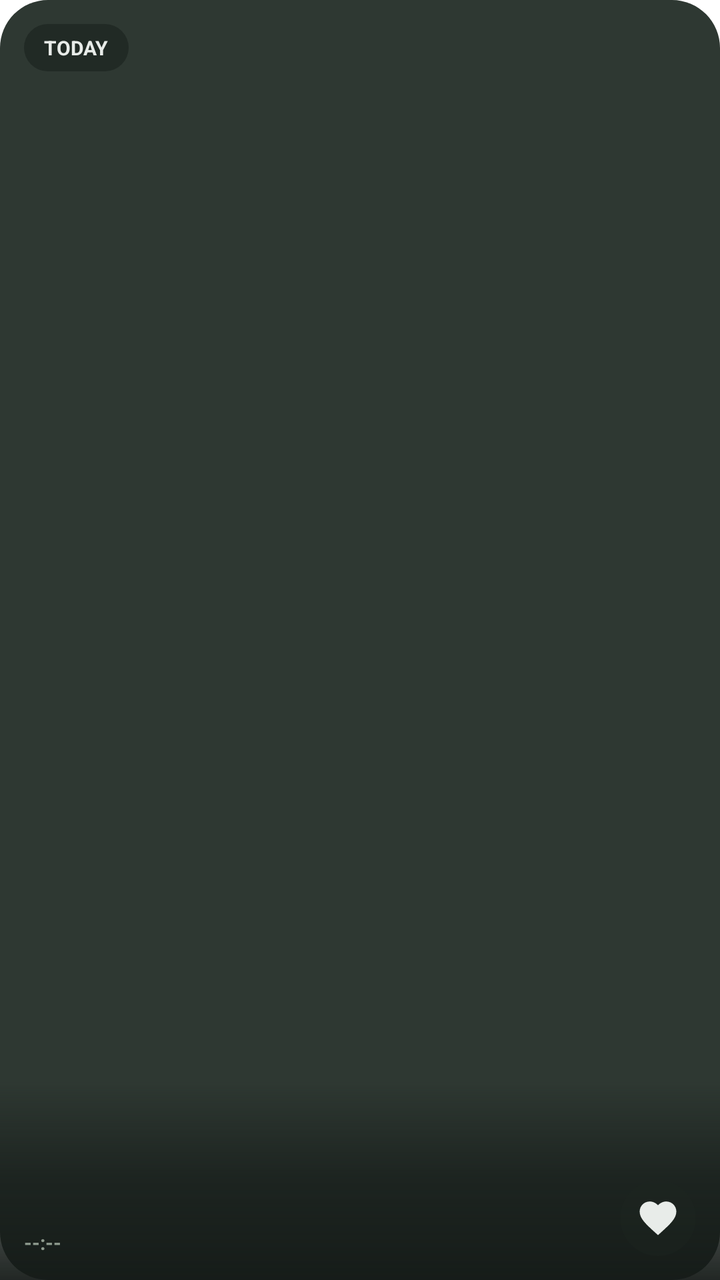
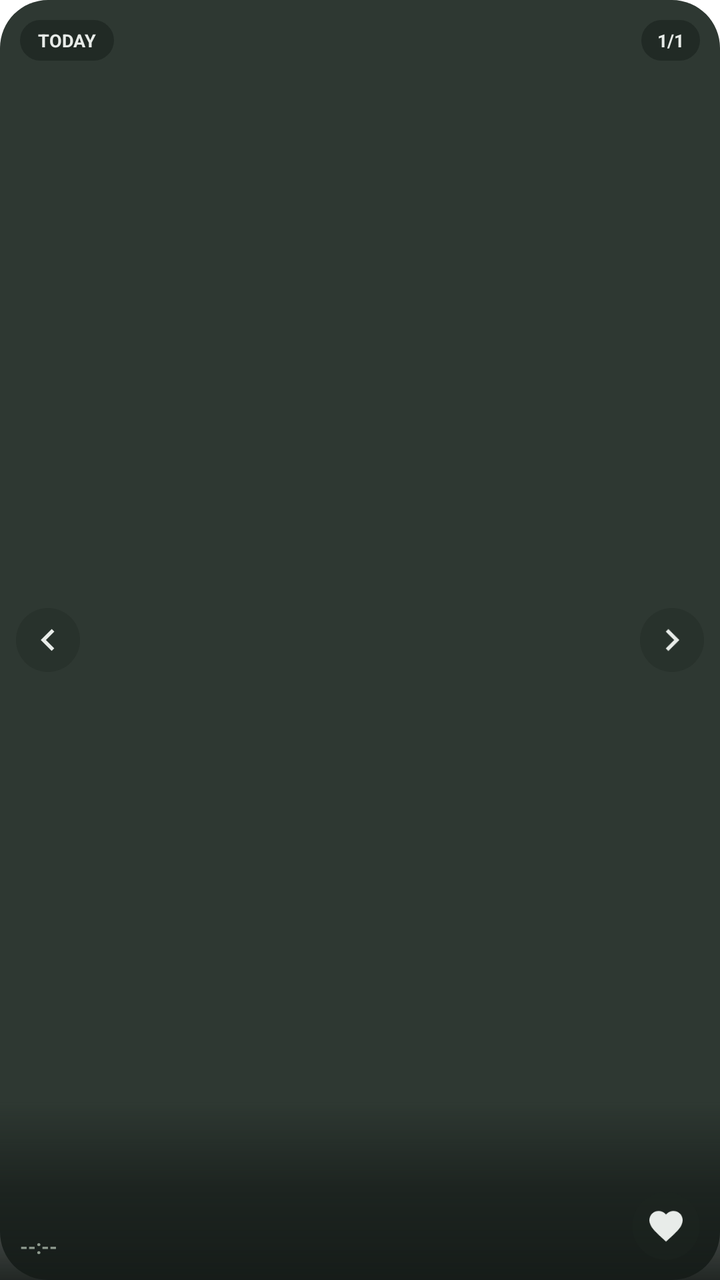

Screens rendered from an Android XML layout before and after an edit, with the pre-edit source and the edit as a unified diff.
<!-- AndroidManifest.xml: fallback theme Theme.MaterialComponents.DayNight.NoActionBar -->
<!-- res/layout/update_me_widget.xml -->
<?xml version="1.0" encoding="utf-8"?>
<FrameLayout xmlns:android="http://schemas.android.com/apk/res/android"
    android:id="@+id/widget_root"
    android:layout_width="match_parent"
    android:layout_height="match_parent"
    android:background="@drawable/widget_background">

    
    <ImageView
        android:id="@+id/widget_image"
        android:layout_width="match_parent"
        android:layout_height="match_parent"
        android:scaleType="fitCenter"
        android:adjustViewBounds="true"
        android:contentDescription="Partner Moment Photo" />

    
    <LinearLayout
        android:id="@+id/widget_empty_state"
        android:layout_width="match_parent"
        android:layout_height="match_parent"
        android:gravity="center"
        android:orientation="vertical"
        android:padding="20dp"
        android:visibility="gone">

        <TextView
            android:layout_width="wrap_content"
            android:layout_height="wrap_content"
            android:text="UPDATEME"
            android:textColor="#E8ECE9"
            android:textSize="14sp"
            android:textStyle="bold" />

        <TextView
            android:id="@+id/widget_empty_text"
            android:layout_width="wrap_content"
            android:layout_height="wrap_content"
            android:layout_marginTop="6dp"
            android:gravity="center"
            android:text="Waiting for moments..."
            android:textColor="#8E9A8E"
            android:textSize="12sp" />
    </LinearLayout>

    
    <RelativeLayout
        android:layout_width="match_parent"
        android:layout_height="wrap_content"
        android:layout_gravity="top"
        android:padding="12dp">

        <TextView
            android:id="@+id/widget_location_badge"
            android:layout_width="wrap_content"
            android:layout_height="wrap_content"
            android:layout_alignParentStart="true"
            android:layout_alignParentLeft="true"
            android:background="@drawable/widget_badge_bg"
            android:paddingLeft="10dp"
            android:paddingTop="5dp"
            android:paddingRight="10dp"
            android:paddingBottom="5dp"
            android:text="TODAY"
            android:textColor="#E8ECE9"
            android:textSize="10sp"
            android:textStyle="bold" />
    </RelativeLayout>

    
    <RelativeLayout
        android:id="@+id/widget_bottom_overlay"
        android:layout_width="match_parent"
        android:layout_height="100dp"
        android:layout_gravity="bottom"
        android:background="@drawable/widget_scrim_bg"
        android:paddingLeft="12dp"
        android:paddingRight="12dp"
        android:paddingBottom="12dp">

        
        <ImageButton
            android:id="@+id/widget_react_btn"
            android:layout_width="38dp"
            android:layout_height="38dp"
            android:layout_alignParentEnd="true"
            android:layout_alignParentRight="true"
            android:layout_alignParentBottom="true"
            android:background="@drawable/widget_react_bg"
            android:padding="8dp"
            android:scaleType="fitCenter"
            android:src="@drawable/ic_heart_outline"
            android:contentDescription="Heart React Button" />

        
        <LinearLayout
            android:id="@+id/widget_text_container"
            android:layout_width="match_parent"
            android:layout_height="wrap_content"
            android:layout_alignParentStart="true"
            android:layout_alignParentLeft="true"
            android:layout_alignParentBottom="true"
            android:layout_toStartOf="@id/widget_react_btn"
            android:layout_toLeftOf="@id/widget_react_btn"
            android:layout_marginEnd="10dp"
            android:layout_marginRight="10dp"
            android:orientation="vertical">

            
            <TextView
                android:id="@+id/widget_caption"
                android:layout_width="match_parent"
                android:layout_height="wrap_content"
                android:ellipsize="end"
                android:maxLines="2"
                android:textColor="#E8ECE9"
                android:textSize="13sp"
                android:textStyle="bold" />

            
            <TextView
                android:id="@+id/widget_time_badge"
                android:layout_width="wrap_content"
                android:layout_height="wrap_content"
                android:layout_marginTop="3dp"
                android:text="--:--"
                android:textColor="#8E9A8E"
                android:textSize="10sp"
                android:textStyle="bold" />
        </LinearLayout>
    </RelativeLayout>

</FrameLayout>
<!-- resources referenced by this layout -->
<resources>
  <!-- drawable ic_heart_outline (drawable) -->
  <vector xmlns:android="http://schemas.android.com/apk/res/android"
      android:width="24dp"
      android:height="24dp"
      android:viewportWidth="24"
      android:viewportHeight="24">
      <path
          android:fillColor="#E8ECE9"
          android:pathData="M12,21.35l-1.45,-1.32C5.4,15.36 2,12.28 2,8.5 2,5.42 4.42,3 7.5,3c1.74,0 3.41,0.81 4.5,2.09C13.09,3.81 14.76,3 16.5,3 19.58,3 22,5.42 22,8.5c0,3.78 -3.4,6.86 -8.55,11.54L12,21.35z"/>
  </vector>
  <!-- drawable widget_background (drawable) -->
  <?xml version="1.0" encoding="utf-8"?>
  <shape xmlns:android="http://schemas.android.com/apk/res/android"
      android:shape="rectangle">
      <corners android:radius="24dp" />
      <solid android:color="#2E3832" />
  </shape>
  <!-- drawable widget_badge_bg (drawable) -->
  <?xml version="1.0" encoding="utf-8"?>
  <shape xmlns:android="http://schemas.android.com/apk/res/android"
      android:shape="rectangle">
      <corners android:radius="14dp" />
      <solid android:color="#C01E2622" />
  </shape>
  <!-- drawable widget_react_bg (drawable) -->
  <?xml version="1.0" encoding="utf-8"?>
  <shape xmlns:android="http://schemas.android.com/apk/res/android"
      android:shape="oval">
      <solid android:color="#591E2622" />
  </shape>
  <!-- drawable widget_scrim_bg (drawable) -->
  <?xml version="1.0" encoding="utf-8"?>
  <shape xmlns:android="http://schemas.android.com/apk/res/android"
      android:shape="rectangle">
      <gradient
          android:angle="90"
          android:startColor="#F0141A17"
          android:centerColor="#B0141A17"
          android:endColor="#00000000" />
  </shape>
</resources>

<!-- the commit's change to res/layout/update_me_widget.xml (unified diff, before → after) -->
@@ -7,9 +7,19 @@
 
     
     <ImageView
+        android:id="@+id/widget_blur_bg"
+        android:layout_width="match_parent"
+        android:layout_height="match_parent"
+        android:scaleType="centerCrop"
+        android:alpha="0.35"
+        android:contentDescription="Ambient Background" />
+
+    
+    <ImageView
         android:id="@+id/widget_image"
         android:layout_width="match_parent"
         android:layout_height="match_parent"
+        android:layout_gravity="center"
         android:scaleType="fitCenter"
         android:adjustViewBounds="true"
         android:contentDescription="Partner Moment Photo" />
@@ -48,46 +58,93 @@
         android:layout_width="match_parent"
         android:layout_height="wrap_content"
         android:layout_gravity="top"
-        android:padding="12dp">
+        android:padding="10dp">
 
+        
         <TextView
             android:id="@+id/widget_location_badge"
             android:layout_width="wrap_content"
             android:layout_height="wrap_content"
             android:layout_alignParentStart="true"
             android:layout_alignParentLeft="true"
+            android:layout_centerVertical="true"
             android:background="@drawable/widget_badge_bg"
-            android:paddingLeft="10dp"
-            android:paddingTop="5dp"
-            android:paddingRight="10dp"
-            android:paddingBottom="5dp"
+            android:paddingLeft="9dp"
+            android:paddingTop="4dp"
+            android:paddingRight="9dp"
+            android:paddingBottom="4dp"
             android:text="TODAY"
             android:textColor="#E8ECE9"
-            android:textSize="10sp"
+            android:textSize="9sp"
+            android:textStyle="bold" />
+
+        
+        <TextView
+            android:id="@+id/widget_counter"
+            android:layout_width="wrap_content"
+            android:layout_height="wrap_content"
+            android:layout_alignParentEnd="true"
+            android:layout_alignParentRight="true"
+            android:layout_centerVertical="true"
+            android:background="@drawable/widget_badge_bg"
+            android:paddingLeft="8dp"
+            android:paddingTop="4dp"
+            android:paddingRight="8dp"
+            android:paddingBottom="4dp"
+            android:text="1/1"
+            android:textColor="#E8ECE9"
+            android:textSize="9sp"
             android:textStyle="bold" />
     </RelativeLayout>
+
+    
+    <ImageButton
+        android:id="@+id/widget_prev_btn"
+        android:layout_width="32dp"
+        android:layout_height="32dp"
+        android:layout_gravity="start|center_vertical"
+        android:layout_marginStart="8dp"
+        android:layout_marginLeft="8dp"
+        android:background="@drawable/widget_react_bg"
+        android:padding="5dp"
+        android:scaleType="fitCenter"
+        android:src="@drawable/ic_chevron_left"
+        android:contentDescription="Previous Moment" />
+
+    <ImageButton
+        android:id="@+id/widget_next_btn"
+        android:layout_width="32dp"
+        android:layout_height="32dp"
+        android:layout_gravity="end|center_vertical"
+        android:layout_marginEnd="8dp"
+        android:layout_marginRight="8dp"
+        android:background="@drawable/widget_react_bg"
+        android:padding="5dp"
+        android:scaleType="fitCenter"
+        android:src="@drawable/ic_chevron_right"
+        android:contentDescription="Next Moment" />
 
     
     <RelativeLayout
         android:id="@+id/widget_bottom_overlay"
         android:layout_width="match_parent"
-        android:layout_height="100dp"
+        android:layout_height="90dp"
         android:layout_gravity="bottom"
         android:background="@drawable/widget_scrim_bg"
-        android:paddingLeft="12dp"
-        android:paddingRight="12dp"
-        android:paddingBottom="12dp">
+        android:paddingLeft="10dp"
+        android:paddingRight="10dp"
+        android:paddingBottom="10dp">
 
         
         <ImageButton
             android:id="@+id/widget_react_btn"
-            android:layout_width="38dp"
-            android:layout_height="38dp"
+            android:layout_width="34dp"
+            android:layout_height="34dp"
             android:layout_alignParentEnd="true"
             android:layout_alignParentRight="true"
             android:layout_alignParentBottom="true"
             android:background="@drawable/widget_react_bg"
-            android:padding="8dp"
+            android:padding="7dp"
             android:scaleType="fitCenter"
             android:src="@drawable/ic_heart_outline"
             android:contentDescription="Heart React Button" />
@@ -102,8 +159,8 @@
             android:layout_alignParentBottom="true"
             android:layout_toStartOf="@id/widget_react_btn"
             android:layout_toLeftOf="@id/widget_react_btn"
-            android:layout_marginEnd="10dp"
-            android:layout_marginRight="10dp"
+            android:layout_marginEnd="8dp"
+            android:layout_marginRight="8dp"
             android:orientation="vertical">
 
             
@@ -114,7 +171,7 @@
                 android:ellipsize="end"
                 android:maxLines="2"
                 android:textColor="#E8ECE9"
-                android:textSize="13sp"
+                android:textSize="12sp"
                 android:textStyle="bold" />
 
             
@@ -122,7 +179,7 @@
                 android:id="@+id/widget_time_badge"
                 android:layout_width="wrap_content"
                 android:layout_height="wrap_content"
-                android:layout_marginTop="3dp"
+                android:layout_marginTop="2dp"
                 android:text="--:--"
                 android:textColor="#8E9A8E"
                 android:textSize="10sp"
<!-- resource entries referenced after the edit -->
@@ -1,5 +1,25 @@
 <!-- resources referenced by this layout -->
 <resources>
+  <!-- drawable ic_chevron_left (drawable) -->
+  <vector xmlns:android="http://schemas.android.com/apk/res/android"
+      android:width="20dp"
+      android:height="20dp"
+      android:viewportWidth="24"
+      android:viewportHeight="24">
+      <path
+          android:fillColor="#E8ECE9"
+          android:pathData="M15.41,7.41L14,6l-6,6 6,6 1.41,-1.41L10.83,12z"/>
+  </vector>
+  <!-- drawable ic_chevron_right (drawable) -->
+  <vector xmlns:android="http://schemas.android.com/apk/res/android"
+      android:width="20dp"
+      android:height="20dp"
+      android:viewportWidth="24"
+      android:viewportHeight="24">
+      <path
+          android:fillColor="#E8ECE9"
+          android:pathData="M10,6L8.59,7.41 13.17,12l-4.58,4.59L10,18l6,-6z"/>
+  </vector>
   <!-- drawable ic_heart_outline (drawable) -->
   <vector xmlns:android="http://schemas.android.com/apk/res/android"
       android:width="24dp"
